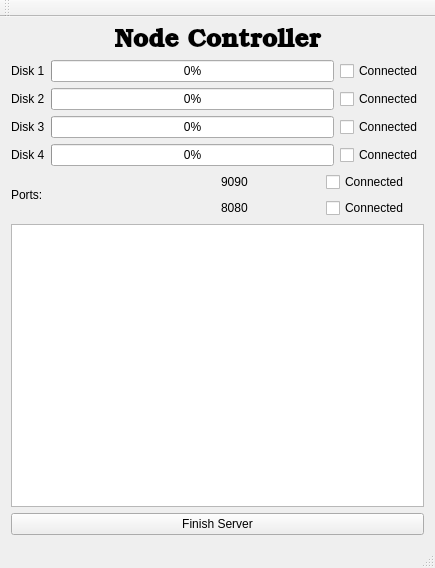
This is nodecotroller.ui in Datos2Sem22018/Proyecto3 as Qt 5 draws it before an edit. The edited form follows.
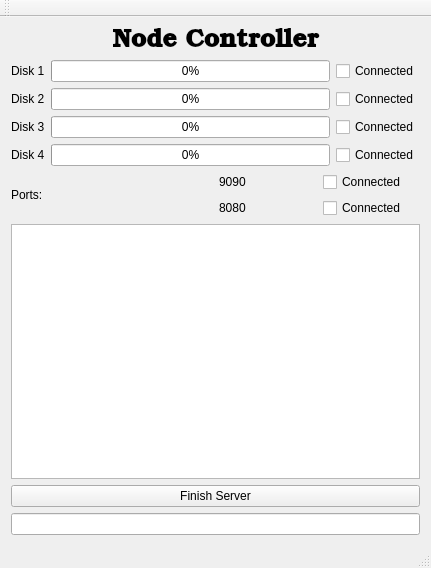
This is the edited form.

What changed in the file:
```diff
--- a/nodecotroller.ui
+++ b/nodecotroller.ui
@@ -6,7 +6,7 @@
    <rect>
     <x>0</x>
     <y>0</y>
-    <width>435</width>
+    <width>431</width>
     <height>568</height>
    </rect>
   </property>
@@ -228,6 +228,9 @@
       </property>
      </widget>
     </item>
+    <item>
+     <widget class="QLineEdit" name="connect"/>
+    </item>
    </layout>
   </widget>
   <widget class="QMenuBar" name="menuBar">
```
Left out of the diff: 2 changed lines with no effect on the pictures.
